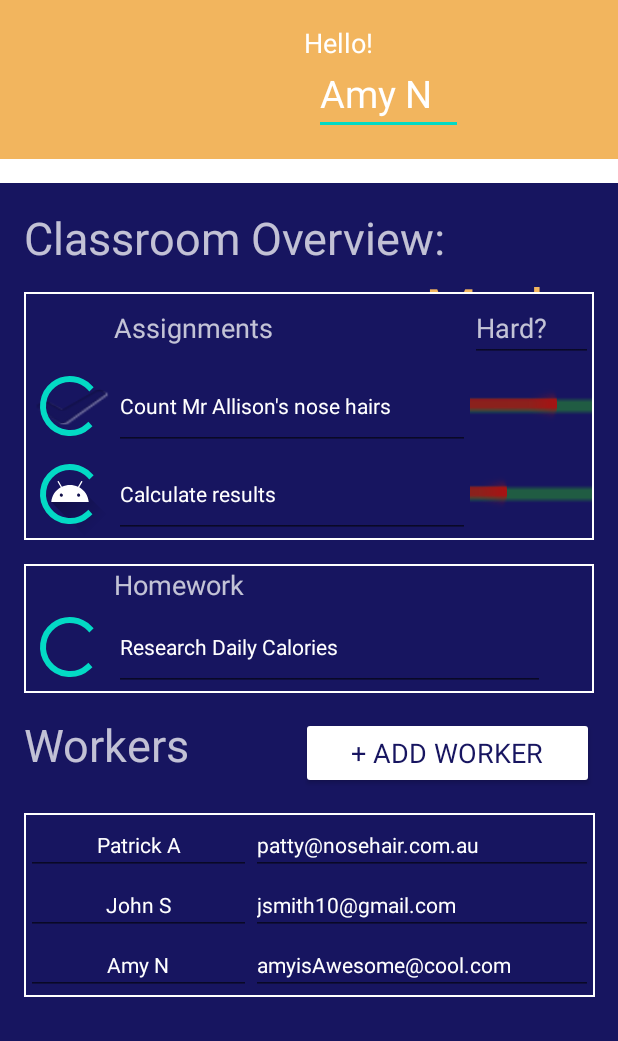
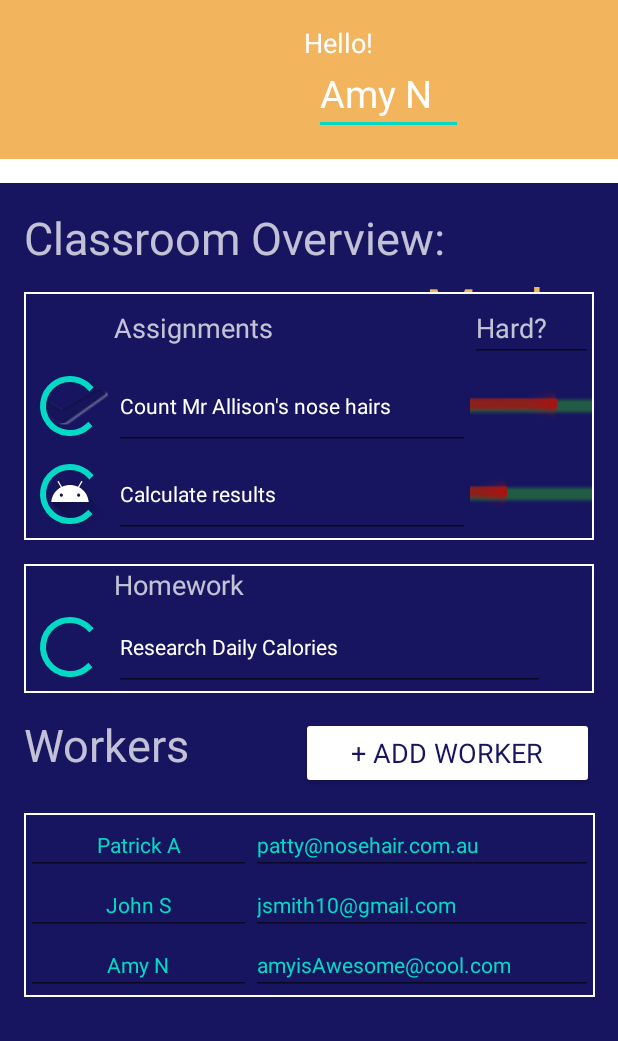
Before and after one commit to Anightingale/SimplyTask, an Android app: the ClassOverview screen opened directly, with no data from a screen before it, on a phone screen of 412 x 824 dp, the part 195-1236 px from its top. Run offline under Robolectric (Android 15) with nearby library versions, the phone set to English and light mode, and no system bars; Roboto replaces fonts that are not available here.

Commit message:
no message

```diff
--- a/app/src/main/res/layout/activity_class_overview.xml
+++ b/app/src/main/res/layout/activity_class_overview.xml
@@ -214,7 +214,7 @@
                 android:inputType="textPersonName"
                 android:text="Patrick A"
                 android:textAlignment="center"
-                android:textColor="@color/cardview_light_background"
+                android:textColor="@color/colorAccent"
                 android:textSize="14sp" />
 
             <EditText
@@ -225,7 +225,7 @@
                 android:fontFamily="@font/audiowide"
                 android:inputType="textPersonName"
                 android:text="patty@nosehair.com.au"
-                android:textColor="@color/cardview_light_background"
+                android:textColor="@color/colorAccent"
                 android:textSize="14sp" />
         </TableRow>
 
@@ -244,7 +244,7 @@
                 android:inputType="textPersonName"
                 android:text="John S"
                 android:textAlignment="center"
-                android:textColor="@color/cardview_light_background"
+                android:textColor="@color/colorAccent"
                 android:textSize="14sp" />
 
             <EditText
@@ -255,7 +255,7 @@
                 android:fontFamily="@font/audiowide"
                 android:inputType="textPersonName"
                 android:text="jsmith10@gmail.com"
-                android:textColor="@color/cardview_light_background"
+                android:textColor="@color/colorAccent"
                 android:textSize="14sp" />
         </TableRow>
 
@@ -274,7 +274,7 @@
                 android:inputType="textPersonName"
                 android:text="Amy N"
                 android:textAlignment="center"
-                android:textColor="@color/cardview_light_background"
+                android:textColor="@color/colorAccent"
                 android:textSize="14sp" />
 
             <EditText
@@ -285,7 +285,7 @@
                 android:fontFamily="@font/audiowide"
                 android:inputType="textPersonName"
                 android:text="amyisAwesome@cool.com"
-                android:textColor="@color/cardview_light_background"
+                android:textColor="@color/colorAccent"
                 android:textSize="14sp" />
         </TableRow>
 
```
